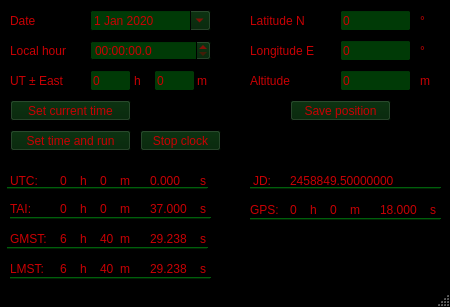
The window that mainwindow.ui (IamNotProgrammer/AstroTime) describes before a commit, drawn with Qt 5.
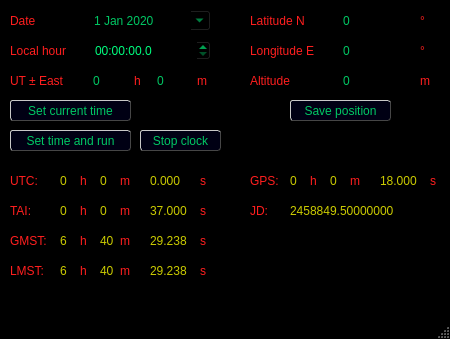
The same window after the commit.

The edit to the form file:
```diff
--- a/mainwindow.ui
+++ b/mainwindow.ui
@@ -7,7 +7,7 @@
     <x>0</x>
     <y>0</y>
     <width>450</width>
-    <height>307</height>
+    <height>339</height>
    </rect>
   </property>
   <property name="palette">
@@ -26,8 +26,8 @@
       <brush brushstyle="SolidPattern">
        <color alpha="255">
         <red>0</red>
-        <green>34</green>
-        <blue>4</blue>
+        <green>0</green>
+        <blue>0</blue>
        </color>
       </brush>
      </colorrole>
@@ -98,8 +98,8 @@
       <brush brushstyle="SolidPattern">
        <color alpha="255">
         <red>0</red>
-        <green>58</green>
-        <blue>6</blue>
+        <green>0</green>
+        <blue>0</blue>
        </color>
       </brush>
      </colorrole>
@@ -199,8 +199,8 @@
       <brush brushstyle="SolidPattern">
        <color alpha="255">
         <red>0</red>
-        <green>34</green>
-        <blue>4</blue>
+        <green>0</green>
+        <blue>0</blue>
        </color>
       </brush>
      </colorrole>
@@ -271,8 +271,8 @@
       <brush brushstyle="SolidPattern">
        <color alpha="255">
         <red>0</red>
-        <green>58</green>
-        <blue>6</blue>
+        <green>0</green>
+        <blue>0</blue>
        </color>
       </brush>
      </colorrole>
@@ -372,8 +372,8 @@
       <brush brushstyle="SolidPattern">
        <color alpha="255">
         <red>0</red>
-        <green>34</green>
-        <blue>4</blue>
+        <green>0</green>
+        <blue>0</blue>
        </color>
       </brush>
      </colorrole>
@@ -536,6 +536,59 @@
   <property name="windowTitle">
    <string>MainWindow</string>
   </property>
+  <property name="styleSheet">
+   <string notr="true">QMainWindow
+	{
+	background-color: black ;
+	}
+
+QLabel
+	{
+	color: rgb(255, 30, 30) ;
+	}
+
+QDateEdit
+	{
+	color: rgb(0, 200, 100) ;
+	background-color: rgb(0, 0, 0) ;
+	}
+
+QLineEdit
+	{
+	color: rgb(0, 200, 100) ;
+	background-color: rgb(0, 0, 0);
+	}
+
+QTimeEdit
+	{
+	color: rgb(0, 255, 127);
+	background-color: rgb(0, 0, 0);
+	}
+
+QPushButton
+	{
+	color: rgb(0, 200, 100)  ;
+	background-color: rgb(0, 0, 20) ;
+	border: 1px solid  ;
+	border-radius: 3px ;
+	border-top-color: rgb(200, 200, 200) ;
+	border-left-color: rgb(200, 200, 200) ;
+	border-bottom-color: rgb(70, 70, 70) ;
+	border-right-color: rgb(70, 70, 70) ;
+	}
+
+QPushButton:pressed
+	{
+	color: rgb(220, 0, 0) ;
+	background-color: rgb(0, 0, 20) ;
+	border: 2px solid  ;
+	border-radius: 3px ;
+	border-top-color: rgb(70, 70, 70) ;
+	border-left-color: rgb(70, 70, 70) ;
+	border-bottom-color: rgb(200, 200, 200) ;
+	border-right-color: rgb(200, 200, 200) ;
+	}</string>
+  </property>
   <widget class="QWidget" name="centralwidget">
    <widget class="QDateEdit" name="date">
     <property name="geometry">
@@ -741,34 +794,196 @@
     <property name="palette">
      <palette>
       <active>
+       <colorrole role="WindowText">
+        <brush brushstyle="SolidPattern">
+         <color alpha="255">
+          <red>0</red>
+          <green>200</green>
+          <blue>100</blue>
+         </color>
+        </brush>
+       </colorrole>
        <colorrole role="Button">
         <brush brushstyle="SolidPattern">
          <color alpha="255">
-          <red>44</red>
-          <green>44</green>
-          <blue>44</blue>
+          <red>0</red>
+          <green>0</green>
+          <blue>0</blue>
+         </color>
+        </brush>
+       </colorrole>
+       <colorrole role="Text">
+        <brush brushstyle="SolidPattern">
+         <color alpha="255">
+          <red>0</red>
+          <green>200</green>
+          <blue>100</blue>
+         </color>
+        </brush>
+       </colorrole>
+       <colorrole role="ButtonText">
+        <brush brushstyle="SolidPattern">
+         <color alpha="255">
+          <red>0</red>
+          <green>200</green>
+          <blue>100</blue>
+         </color>
+        </brush>
+       </colorrole>
+       <colorrole role="Base">
+        <brush brushstyle="SolidPattern">
+         <color alpha="255">
+          <red>0</red>
+          <green>0</green>
+          <blue>0</blue>
+         </color>
+        </brush>
+       </colorrole>
+       <colorrole role="Window">
+        <brush brushstyle="SolidPattern">
+         <color alpha="255">
+          <red>0</red>
+          <green>0</green>
+          <blue>0</blue>
+         </color>
+        </brush>
+       </colorrole>
+       <colorrole role="PlaceholderText">
+        <brush brushstyle="NoBrush">
+         <color alpha="128">
+          <red>0</red>
+          <green>0</green>
+          <blue>0</blue>
          </color>
         </brush>
        </colorrole>
       </active>
       <inactive>
+       <colorrole role="WindowText">
+        <brush brushstyle="SolidPattern">
+         <color alpha="255">
+          <red>0</red>
+          <green>200</green>
+          <blue>100</blue>
+         </color>
+        </brush>
+       </colorrole>
        <colorrole role="Button">
         <brush brushstyle="SolidPattern">
          <color alpha="255">
-          <red>44</red>
-          <green>44</green>
-          <blue>44</blue>
+          <red>0</red>
+          <green>0</green>
+          <blue>0</blue>
+         </color>
+        </brush>
+       </colorrole>
+       <colorrole role="Text">
+        <brush brushstyle="SolidPattern">
+         <color alpha="255">
+          <red>0</red>
+          <green>200</green>
+          <blue>100</blue>
+         </color>
+        </brush>
+       </colorrole>
+       <colorrole role="ButtonText">
+        <brush brushstyle="SolidPattern">
+         <color alpha="255">
+          <red>0</red>
+          <green>200</green>
+          <blue>100</blue>
+         </color>
+        </brush>
+       </colorrole>
+       <colorrole role="Base">
+        <brush brushstyle="SolidPattern">
+         <color alpha="255">
+          <red>0</red>
+          <green>0</green>
+          <blue>0</blue>
+         </color>
+        </brush>
+       </colorrole>
+       <colorrole role="Window">
+        <brush brushstyle="SolidPattern">
+         <color alpha="255">
+          <red>0</red>
+          <green>0</green>
+          <blue>0</blue>
+         </color>
+        </brush>
+       </colorrole>
+       <colorrole role="PlaceholderText">
+        <brush brushstyle="NoBrush">
+         <color alpha="128">
+          <red>0</red>
+          <green>200</green>
+          <blue>100</blue>
          </color>
         </brush>
        </colorrole>
       </inactive>
       <disabled>
+       <colorrole role="WindowText">
+        <brush brushstyle="SolidPattern">
+         <color alpha="255">
+          <red>0</red>
+          <green>200</green>
+          <blue>100</blue>
+         </color>
+        </brush>
+       </colorrole>
        <colorrole role="Button">
         <brush brushstyle="SolidPattern">
          <color alpha="255">
-          <red>44</red>
-          <green>44</green>
-          <blue>44</blue>
+          <red>0</red>
+          <green>0</green>
+          <blue>0</blue>
+         </color>
+        </brush>
+       </colorrole>
+       <colorrole role="Text">
+        <brush brushstyle="SolidPattern">
+         <color alpha="255">
+          <red>0</red>
+          <green>200</green>
+          <blue>100</blue>
+         </color>
+        </brush>
+       </colorrole>
+       <colorrole role="ButtonText">
+        <brush brushstyle="SolidPattern">
+         <color alpha="255">
+          <red>0</red>
+          <green>200</green>
+          <blue>100</blue>
+         </color>
+        </brush>
+       </colorrole>
+       <colorrole role="Base">
+        <brush brushstyle="SolidPattern">
+         <color alpha="255">
+          <red>0</red>
+          <green>0</green>
+          <blue>0</blue>
+         </color>
+        </brush>
+       </colorrole>
+       <colorrole role="Window">
+        <brush brushstyle="SolidPattern">
+         <color alpha="255">
+          <red>0</red>
+          <green>0</green>
+          <blue>0</blue>
+         </color>
+        </brush>
+       </colorrole>
+       <colorrole role="PlaceholderText">
+        <brush brushstyle="NoBrush">
+         <color alpha="128">
+          <red>0</red>
+          <green>0</green>
+          <blue>0</blue>
          </color>
         </brush>
        </colorrole>
@@ -840,6 +1055,9 @@
       <height>21</height>
      </rect>
     </property>
+    <property name="styleSheet">
+     <string notr="true">color: rgb(204, 204, 0);</string>
+    </property>
     <property name="text">
      <string>0</string>
     </property>
@@ -866,6 +1084,9 @@
       <height>21</height>
      </rect>
     </property>
+    <property name="styleSheet">
+     <string notr="true">color: rgb(204, 204, 0);</string>
+    </property>
     <property name="text">
      <string>0</string>
     </property>
@@ -892,6 +1113,9 @@
       <height>21</height>
      </rect>
     </property>
+    <property name="styleSheet">
+     <string notr="true">color: rgb(204, 204, 0);</string>
+    </property>
     <property name="text">
      <string>0.000</string>
     </property>
@@ -912,8 +1136,8 @@
    <widget class="QLabel" name="label_14">
     <property name="geometry">
      <rect>
-      <x>253</x>
-      <y>170</y>
+      <x>250</x>
+      <y>200</y>
       <width>21</width>
       <height>21</height>
      </rect>
@@ -926,11 +1150,14 @@
     <property name="geometry">
      <rect>
       <x>290</x>
-      <y>170</y>
+      <y>200</y>
       <width>141</width>
       <height>21</height>
      </rect>
     </property>
+    <property name="styleSheet">
+     <string notr="true">color: rgb(204, 204, 0);</string>
+    </property>
     <property name="text">
      <string>2458849.50000000</string>
     </property>
@@ -941,7 +1168,7 @@
       <x>10</x>
       <y>230</y>
       <width>62</width>
-      <height>17</height>
+      <height>21</height>
      </rect>
     </property>
     <property name="text">
@@ -954,9 +1181,12 @@
       <x>60</x>
       <y>230</y>
       <width>21</width>
-      <height>17</height>
+      <height>21</height>
      </rect>
     </property>
+    <property name="styleSheet">
+     <string notr="true">color: rgb(204, 204, 0);</string>
+    </property>
     <property name="text">
      <string>6</string>
     </property>
@@ -967,7 +1197,7 @@
       <x>80</x>
       <y>230</y>
       <width>16</width>
-      <height>17</height>
+      <height>21</height>
      </rect>
     </property>
     <property name="text">
@@ -980,9 +1210,12 @@
       <x>100</x>
       <y>230</y>
       <width>16</width>
-      <height>17</height>
+      <height>21</height>
      </rect>
     </property>
+    <property name="styleSheet">
+     <string notr="true">color: rgb(204, 204, 0);</string>
+    </property>
     <property name="text">
      <string>40</string>
     </property>
@@ -993,7 +1226,7 @@
       <x>120</x>
       <y>230</y>
       <width>16</width>
-      <height>17</height>
+      <height>21</height>
      </rect>
     </property>
     <property name="text">
@@ -1006,9 +1239,12 @@
       <x>150</x>
       <y>230</y>
       <width>51</width>
-      <height>17</height>
+      <height>21</height>
      </rect>
     </property>
+    <property name="styleSheet">
+     <string notr="true">color: rgb(204, 204, 0);</string>
+    </property>
     <property name="text">
      <string>29.238</string>
     </property>
@@ -1019,7 +1255,7 @@
       <x>200</x>
       <y>230</y>
       <width>16</width>
-      <height>17</height>
+      <height>21</height>
      </rect>
     </property>
     <property name="text">
@@ -1032,105 +1268,25 @@
       <x>10</x>
       <y>260</y>
       <width>41</width>
-      <height>17</height>
+      <height>21</height>
      </rect>
     </property>
     <property name="text">
      <string>LMST:</string>
     </property>
    </widget>
-   <widget class="Line" name="line">
-    <property name="geometry">
-     <rect>
-      <x>7</x>
-      <y>180</y>
-      <width>201</width>
-      <height>16</height>
-     </rect>
-    </property>
-    <property name="autoFillBackground">
-     <bool>false</bool>
-    </property>
-    <property name="styleSheet">
-     <string notr="true"/>
-    </property>
-    <property name="orientation">
-     <enum>Qt::Horizontal</enum>
-    </property>
-   </widget>
-   <widget class="Line" name="line_2">
-    <property name="geometry">
-     <rect>
-      <x>250</x>
-      <y>180</y>
-      <width>191</width>
-      <height>16</height>
-     </rect>
-    </property>
-    <property name="palette">
-     <palette>
-      <active/>
-      <inactive/>
-      <disabled/>
-     </palette>
-    </property>
-    <property name="styleSheet">
-     <string notr="true"/>
-    </property>
-    <property name="frameShadow">
-     <enum>QFrame::Sunken</enum>
-    </property>
-    <property name="orientation">
-     <enum>Qt::Horizontal</enum>
-    </property>
-   </widget>
-   <widget class="Line" name="line_3">
-    <property name="geometry">
-     <rect>
-      <x>7</x>
-      <y>240</y>
-      <width>201</width>
-      <height>16</height>
-     </rect>
-    </property>
-    <property name="autoFillBackground">
-     <bool>false</bool>
-    </property>
-    <property name="styleSheet">
-     <string notr="true"/>
-    </property>
-    <property name="orientation">
-     <enum>Qt::Horizontal</enum>
-    </property>
-   </widget>
-   <widget class="Line" name="line_4">
-    <property name="geometry">
-     <rect>
-      <x>10</x>
-      <y>270</y>
-      <width>201</width>
-      <height>16</height>
-     </rect>
-    </property>
-    <property name="autoFillBackground">
-     <bool>false</bool>
-    </property>
-    <property name="styleSheet">
-     <string notr="true"/>
-    </property>
-    <property name="orientation">
-     <enum>Qt::Horizontal</enum>
-    </property>
-   </widget>
    <widget class="QLabel" name="lst_h">
     <property name="geometry">
      <rect>
       <x>60</x>
       <y>260</y>
       <width>21</width>
-      <height>17</height>
+      <height>21</height>
      </rect>
     </property>
+    <property name="styleSheet">
+     <string notr="true">color: rgb(204, 204, 0);</string>
+    </property>
     <property name="text">
      <string>6</string>
     </property>
@@ -1141,7 +1297,7 @@
       <x>80</x>
       <y>260</y>
       <width>16</width>
-      <height>17</height>
+      <height>21</height>
      </rect>
     </property>
     <property name="text">
@@ -1154,9 +1310,12 @@
       <x>100</x>
       <y>260</y>
       <width>21</width>
-      <height>17</height>
+      <height>21</height>
      </rect>
     </property>
+    <property name="styleSheet">
+     <string notr="true">color: rgb(204, 204, 0);</string>
+    </property>
     <property name="text">
      <string>40</string>
     </property>
@@ -1167,7 +1326,7 @@
       <x>120</x>
       <y>260</y>
       <width>16</width>
-      <height>17</height>
+      <height>21</height>
      </rect>
     </property>
     <property name="text">
@@ -1180,9 +1339,12 @@
       <x>150</x>
       <y>260</y>
       <width>51</width>
-      <height>17</height>
+      <height>21</height>
      </rect>
     </property>
+    <property name="styleSheet">
+     <string notr="true">color: rgb(204, 204, 0);</string>
+    </property>
     <property name="text">
      <string>29.238</string>
     </property>
@@ -1193,7 +1355,7 @@
       <x>200</x>
       <y>260</y>
       <width>16</width>
-      <height>17</height>
+      <height>21</height>
      </rect>
     </property>
     <property name="text">
@@ -1245,39 +1407,20 @@
       <x>10</x>
       <y>200</y>
       <width>31</width>
-      <height>17</height>
+      <height>21</height>
      </rect>
     </property>
     <property name="text">
      <string>TAI:</string>
     </property>
    </widget>
-   <widget class="Line" name="line_5">
-    <property name="geometry">
-     <rect>
-      <x>10</x>
-      <y>210</y>
-      <width>201</width>
-      <height>16</height>
-     </rect>
-    </property>
-    <property name="autoFillBackground">
-     <bool>false</bool>
-    </property>
-    <property name="styleSheet">
-     <string notr="true"/>
-    </property>
-    <property name="orientation">
-     <enum>Qt::Horizontal</enum>
-    </property>
-   </widget>
    <widget class="QLabel" name="label_24">
     <property name="geometry">
      <rect>
       <x>80</x>
       <y>200</y>
       <width>16</width>
-      <height>17</height>
+      <height>21</height>
      </rect>
     </property>
     <property name="text">
@@ -1290,7 +1433,7 @@
       <x>120</x>
       <y>200</y>
       <width>21</width>
-      <height>17</height>
+      <height>21</height>
      </rect>
     </property>
     <property name="text">
@@ -1303,7 +1446,7 @@
       <x>200</x>
       <y>200</y>
       <width>16</width>
-      <height>17</height>
+      <height>21</height>
      </rect>
     </property>
     <property name="text">
@@ -1316,9 +1459,12 @@
       <x>60</x>
       <y>200</y>
       <width>21</width>
-      <height>17</height>
+      <height>21</height>
      </rect>
     </property>
+    <property name="styleSheet">
+     <string notr="true">color: rgb(204, 204, 0);</string>
+    </property>
     <property name="text">
      <string>0</string>
     </property>
@@ -1329,9 +1475,12 @@
       <x>100</x>
       <y>200</y>
       <width>21</width>
-      <height>17</height>
+      <height>21</height>
      </rect>
     </property>
+    <property name="styleSheet">
+     <string notr="true">color: rgb(204, 204, 0);</string>
+    </property>
     <property name="text">
      <string>0</string>
     </property>
@@ -1342,9 +1491,12 @@
       <x>150</x>
       <y>200</y>
       <width>51</width>
-      <height>17</height>
+      <height>21</height>
      </rect>
     </property>
+    <property name="styleSheet">
+     <string notr="true">color: rgb(204, 204, 0);</string>
+    </property>
     <property name="text">
      <string>37.000</string>
     </property>
@@ -1353,41 +1505,22 @@
     <property name="geometry">
      <rect>
       <x>250</x>
-      <y>200</y>
+      <y>170</y>
       <width>31</width>
-      <height>20</height>
+      <height>21</height>
      </rect>
     </property>
     <property name="text">
      <string>GPS:</string>
     </property>
    </widget>
-   <widget class="Line" name="line_6">
-    <property name="geometry">
-     <rect>
-      <x>250</x>
-      <y>210</y>
-      <width>191</width>
-      <height>19</height>
-     </rect>
-    </property>
-    <property name="autoFillBackground">
-     <bool>false</bool>
-    </property>
-    <property name="styleSheet">
-     <string notr="true"/>
-    </property>
-    <property name="orientation">
-     <enum>Qt::Horizontal</enum>
-    </property>
-   </widget>
    <widget class="QLabel" name="label_30">
     <property name="geometry">
      <rect>
       <x>430</x>
-      <y>200</y>
+      <y>170</y>
       <width>16</width>
-      <height>20</height>
+      <height>21</height>
      </rect>
     </property>
     <property name="text">
@@ -1398,11 +1531,14 @@
     <property name="geometry">
      <rect>
       <x>380</x>
-      <y>200</y>
+      <y>170</y>
       <width>51</width>
-      <height>20</height>
+      <height>21</height>
      </rect>
     </property>
+    <property name="styleSheet">
+     <string notr="true">color: rgb(204, 204, 0);</string>
+    </property>
     <property name="text">
      <string>18.000</string>
     </property>
@@ -1411,9 +1547,9 @@
     <property name="geometry">
      <rect>
       <x>350</x>
-      <y>200</y>
+      <y>170</y>
       <width>21</width>
-      <height>20</height>
+      <height>21</height>
      </rect>
     </property>
     <property name="text">
@@ -1424,11 +1560,14 @@
     <property name="geometry">
      <rect>
       <x>330</x>
-      <y>200</y>
+      <y>170</y>
       <width>21</width>
-      <height>20</height>
+      <height>21</height>
      </rect>
     </property>
+    <property name="styleSheet">
+     <string notr="true">color: rgb(204, 204, 0);</string>
+    </property>
     <property name="text">
      <string>0</string>
     </property>
@@ -1437,9 +1576,9 @@
     <property name="geometry">
      <rect>
       <x>310</x>
-      <y>200</y>
+      <y>170</y>
       <width>16</width>
-      <height>20</height>
+      <height>21</height>
      </rect>
     </property>
     <property name="text">
@@ -1450,11 +1589,14 @@
     <property name="geometry">
      <rect>
       <x>290</x>
-      <y>200</y>
+      <y>170</y>
       <width>21</width>
-      <height>20</height>
+      <height>21</height>
      </rect>
     </property>
+    <property name="styleSheet">
+     <string notr="true">color: rgb(204, 204, 0);</string>
+    </property>
     <property name="text">
      <string>0</string>
     </property>
```
Left out of the diff: 2 changed lines with no effect on the pictures.
